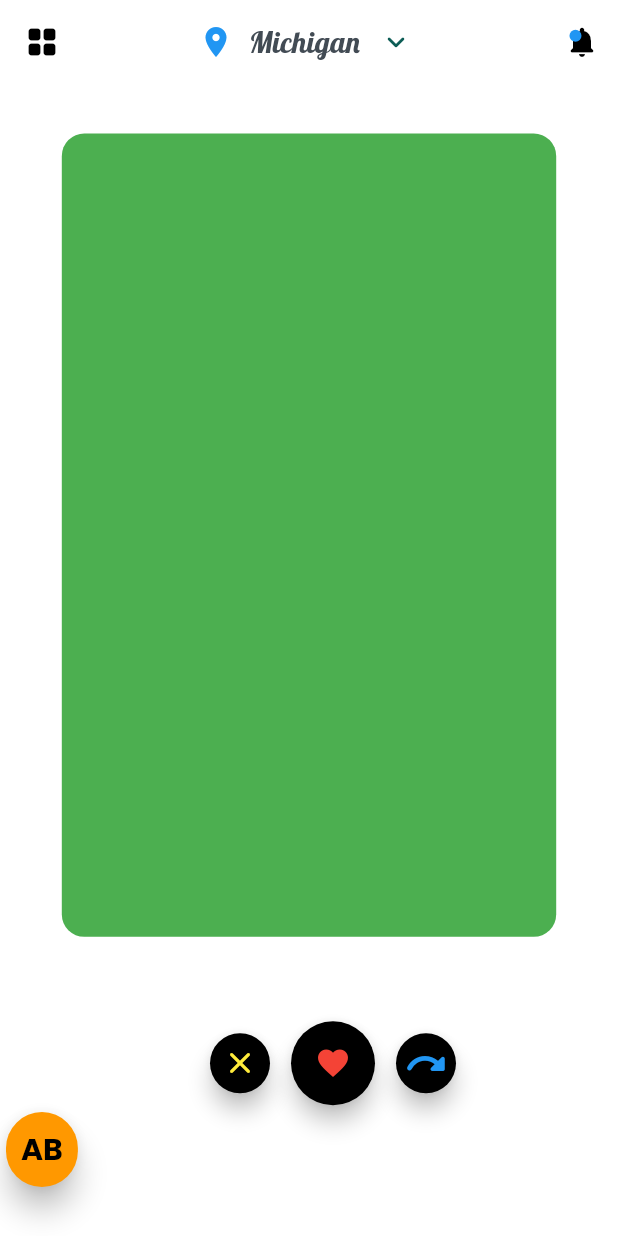
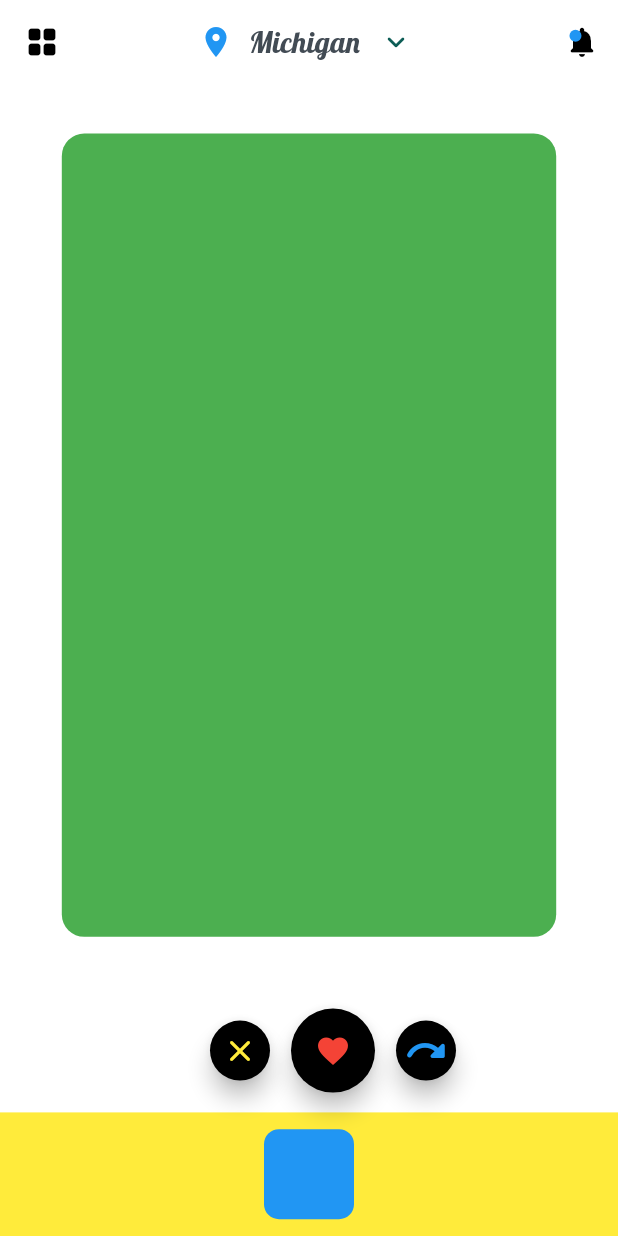
Before and after one commit to DARLINGTON-CG/MEET, a Flutter app: the HomePage screen opened directly, on a phone screen of 412 x 824 dp. Run offline on Flutter 3.47's test engine with Material 2 defaults, Android fonts, the phone set to English and light mode, and no system bars; our stand-ins replace bloc, equatable, firebase_auth, firebase_core, flutter_bloc, formz and 3 more; missing offline and left inert: flow_builder; accounts and stored records are empty.

Commit message:
modification of bottom sheet

```diff
--- a/meet/lib/presentation_layer/home/pages/homepage.dart
+++ b/meet/lib/presentation_layer/home/pages/homepage.dart
@@ -1,4 +1,5 @@
 import 'package:flutter/material.dart';
+import 'package:flutter/rendering.dart';
 import 'package:google_fonts/google_fonts.dart';
 import 'package:meet/business_logic/app_bloc/app_bloc.dart';
 import 'package:flutter_bloc/flutter_bloc.dart';
@@ -81,29 +82,19 @@ class HomePage extends StatelessWidget {
       ),
       floatingActionButtonLocation: FloatingActionButtonLocation.startFloat,
       resizeToAvoidBottomInset: false,
-      bottomSheet: DraggableScrollableSheet(
-          minChildSize: 0.15,
-          initialChildSize: 0.15,
-          expand: false,
-          builder: (BuildContext context, ScrollController scrollController) {
-            return AnimatedBuilder(
-                animation: scrollController,
-                builder: (BuildContext context, Widget? child) {
-                  return Container(
-                     // color: Colors.blue,
-                      alignment: Alignment.centerLeft,
-                      child: Card(
-                        color: Colors.orange,
-                        child:Padding(
-                          padding:const EdgeInsets.all(10),
-                          child: Text("AB",style: GoogleFonts.poppins(
-                  color:  Colors.black,fontWeight: FontWeight.bold, fontSize: 20)),
-                        ),
-                        elevation: 8,
-                        shape: RoundedRectangleBorder(borderRadius: BorderRadius.circular(50)),
-                      ));
-                });
-          }),
+      bottomSheet: Container(
+          height: MediaQuery.of(context).size.height * 0.10,
+          color: Colors.yellow,
+          margin:
+              EdgeInsets.only(top: MediaQuery.of(context).size.height * 0.05),
+          child: Center(
+              child: Container(
+            alignment: Alignment.center,
+            width: 60,
+            height: 60,
+            decoration: BoxDecoration(
+                color: Colors.blue, borderRadius: BorderRadius.circular(10)),
+          ))),
       body: Align(
         alignment: Alignment.topCenter,
         child: Container(
```
